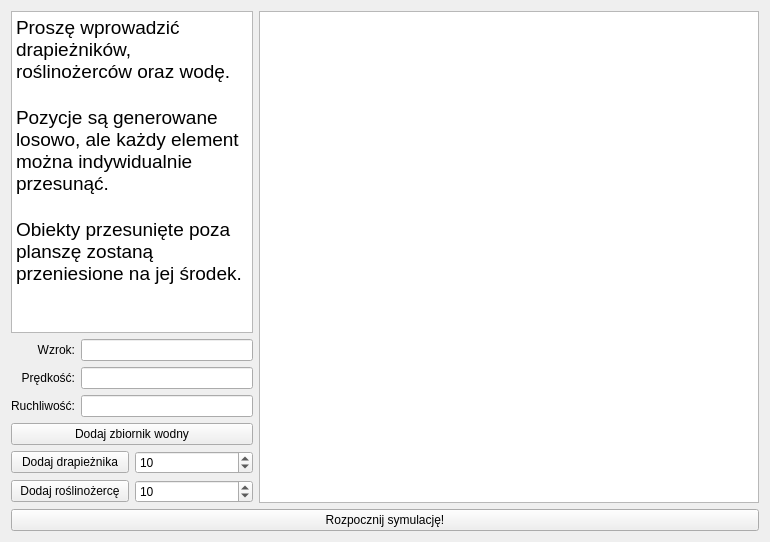
Before: the Qt Designer form src/TrueLife/View/creatorwidget.ui in ppawel11/True-Life, drawn with Qt 5.
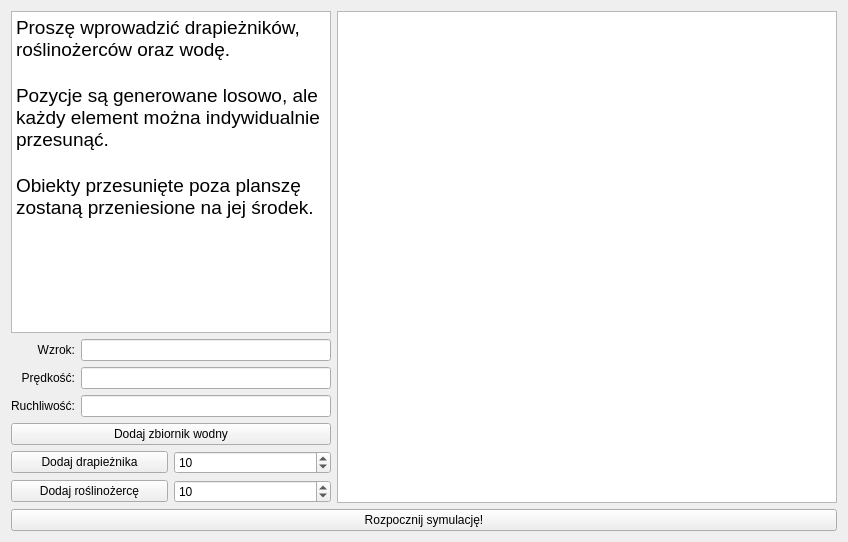
After: the same form once the commit is applied.

Diff of the .ui file:
```diff
--- a/src/TrueLife/View/creatorwidget.ui
+++ b/src/TrueLife/View/creatorwidget.ui
@@ -16,6 +16,12 @@
   <layout class="QGridLayout" name="gridLayout_3">
    <item row="0" column="0">
     <widget class="QTextEdit" name="textEdit">
+     <property name="minimumSize">
+      <size>
+       <width>320</width>
+       <height>0</height>
+      </size>
+     </property>
      <property name="html">
       <string>&lt;!DOCTYPE HTML PUBLIC &quot;-//W3C//DTD HTML 4.0//EN&quot; &quot;http://www.w3.org/TR/REC-html40/strict.dtd&quot;&gt;
 &lt;html&gt;&lt;head&gt;&lt;meta name=&quot;qrichtext&quot; content=&quot;1&quot; /&gt;&lt;style type=&quot;text/css&quot;&gt;
```
